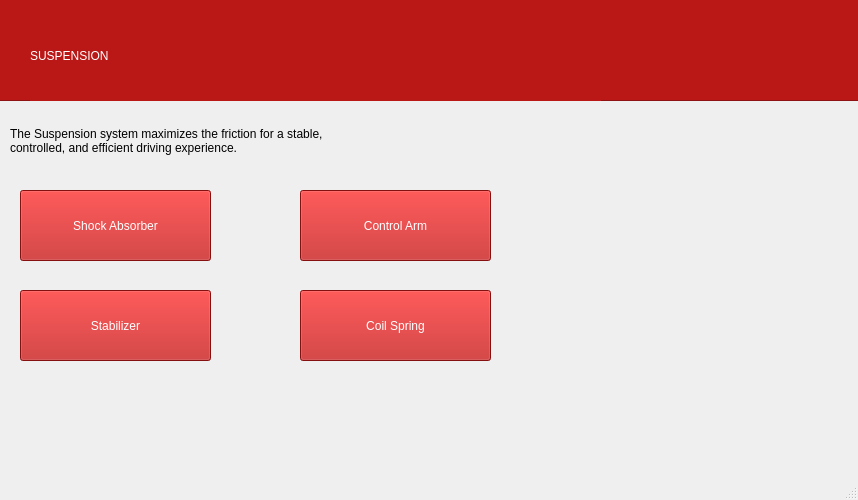
CodingBoyBlah/Compooter-Projekt, file gui_testing_modified/suspensionWindow.ui: the form before one commit.
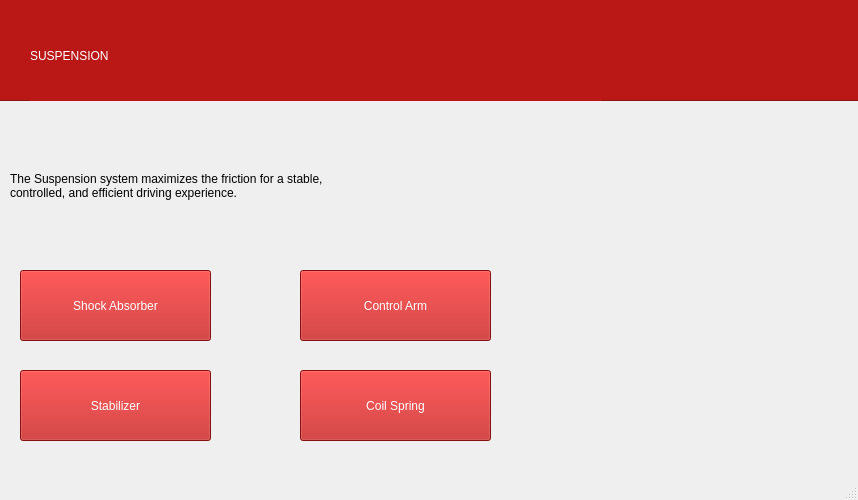
The form after the commit.

Commit message: Fixed UI. Main Window Fully Done ggs

```diff
--- a/gui_testing_modified/suspensionWindow.ui
+++ b/gui_testing_modified/suspensionWindow.ui
@@ -56,9 +56,9 @@
     <property name="geometry">
      <rect>
       <x>10</x>
-      <y>90</y>
+      <y>120</y>
       <width>861</width>
-      <height>101</height>
+      <height>131</height>
      </rect>
     </property>
     <property name="styleSheet">
@@ -75,7 +75,7 @@
     <property name="geometry">
      <rect>
       <x>20</x>
-      <y>190</y>
+      <y>270</y>
       <width>191</width>
       <height>71</height>
      </rect>
@@ -94,7 +94,7 @@
     <property name="geometry">
      <rect>
       <x>300</x>
-      <y>190</y>
+      <y>270</y>
       <width>191</width>
       <height>71</height>
      </rect>
@@ -113,7 +113,7 @@
     <property name="geometry">
      <rect>
       <x>20</x>
-      <y>290</y>
+      <y>370</y>
       <width>191</width>
       <height>71</height>
      </rect>
@@ -132,7 +132,7 @@
     <property name="geometry">
      <rect>
       <x>300</x>
-      <y>290</y>
+      <y>370</y>
       <width>191</width>
       <height>71</height>
      </rect>
```
Left out of the diff: 10 changed lines with no effect on the pictures. The commit also changes 4 other files.
